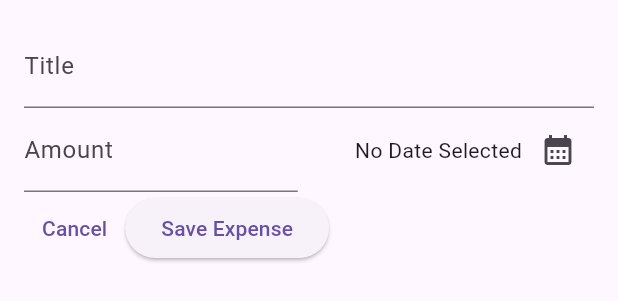
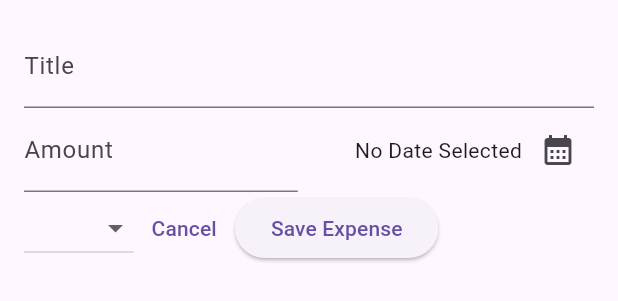
Before and after one commit to verdetea22/expense-tracker, a Flutter app: the NewExpense widget shown alone on an empty page, opened directly, on a phone screen of 412 x 824 dp. Shown: the top 301 px of the screen. Run offline on Flutter 3.47's test engine with Material 3 defaults, Android fonts, the phone set to English and light mode, and no system bars.

Commit message:
dropdown setup

```diff
--- a/lib/widgets/new_expense.dart
+++ b/lib/widgets/new_expense.dart
@@ -84,6 +84,18 @@ class _NewExpenseState extends State<NewExpense>{
 
           Row(
             children: [
+              DropdownButton(
+                items: Category.values.map(
+                  (category)=>DropdownMenuItem(
+                    value: category,
+                    child: Text(
+                      category.name
+                    ),
+                  ),
+                ).toList(),
+                onChanged: (value){
+                  print(value);
+                }),
               TextButton(
                 onPressed: () {
                   Navigator.pop(context);
```
Lines whose indentation alone changed are shown as unchanged.
